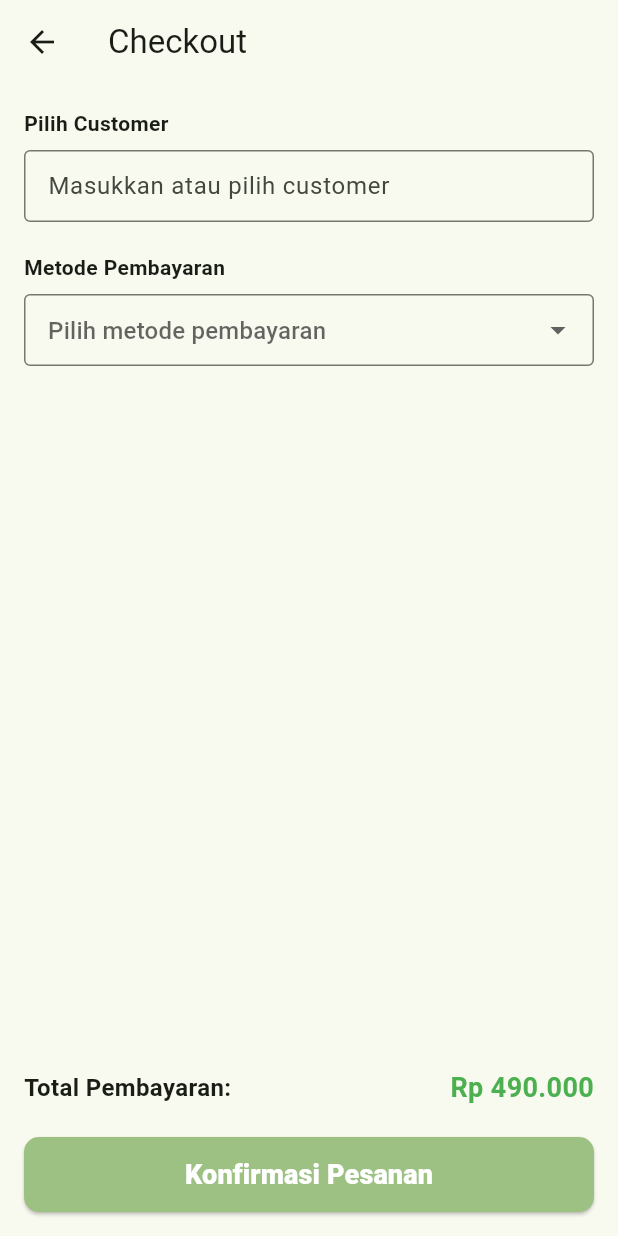
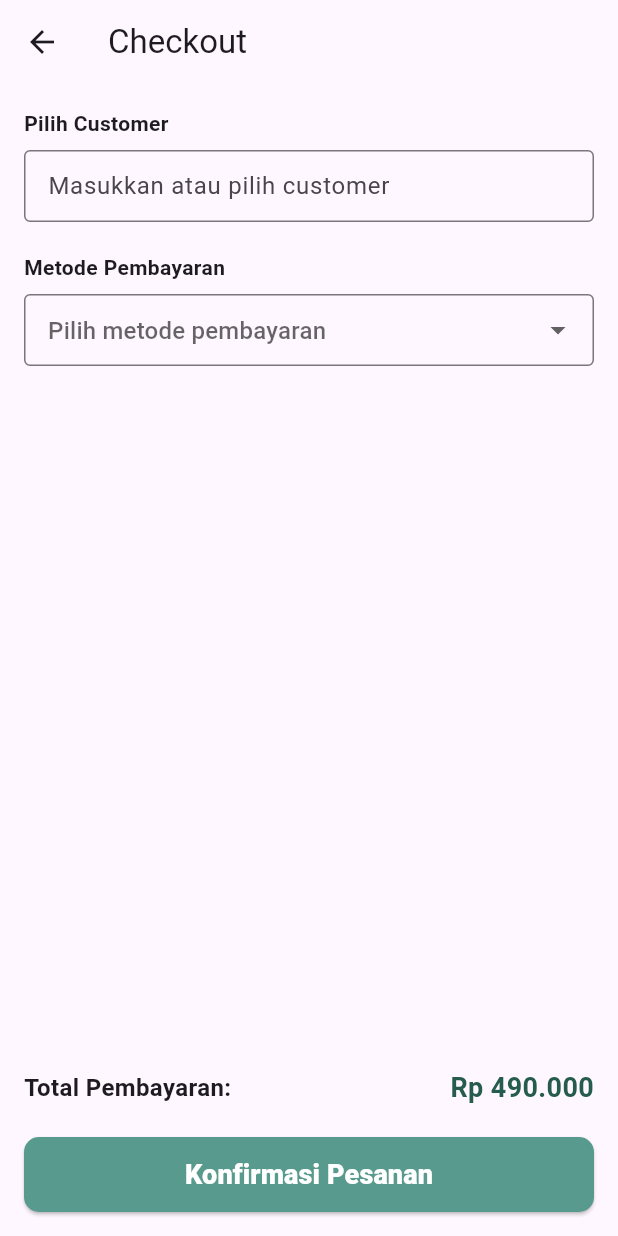
Before and after one commit to itsdrsw/POS-Flutter, a Flutter app: the BakeryCart screen opened by its route, after a tap on "Checkout", on a phone screen of 412 x 824 dp. Run offline on Flutter 3.47's test engine with Material 3 defaults, Android fonts, the phone set to English and light mode, and no system bars; our stand-ins replace carousel_slider.

Commit message:
[UPDATE] Menambahkan theme warna dan mengubah warna pada all page

```diff
--- a/lib/main.dart
+++ b/lib/main.dart
@@ -23,11 +23,6 @@ class MyApp extends StatelessWidget {
     return MaterialApp(
       title: 'Odoo Mobile',
       debugShowCheckedModeBanner: false, // hilangin banner demo
-      theme: ThemeData(
-        primaryColor: const Color(0xFF9DC183), // Hex #9DC183
-        colorScheme: ColorScheme.fromSeed(seedColor: const Color(0xFF9DC183)),
-      ),
-
       // Halaman pertama
       initialRoute: '/splash',
       routes: {
--- a/lib/pages/apps/bakery/bakery_cart.dart
+++ b/lib/pages/apps/bakery/bakery_cart.dart
@@ -1,6 +1,7 @@
 import 'package:flutter/material.dart';
 import 'package:mobile1/pages/apps/bakery/bakery_checkout.dart';
 import 'package:intl/intl.dart';
+import 'package:mobile1/theme/app_colors.dart';
 
 class BakeryCart extends StatefulWidget {
   const BakeryCart({super.key});
@@ -75,7 +76,7 @@ class _BakeryCartState extends State<BakeryCart> {
                   child: ListTile(
                     leading: const Icon(
                       Icons.bakery_dining,
-                      color: Color(0xFF9DC183),
+                      color: AppColors.secondary,
                     ),
                     title: Text(item['name']),
                     subtitle: Column(
@@ -98,6 +99,12 @@ class _BakeryCartState extends State<BakeryCart> {
                                     horizontal: 12,
                                   ),
                                   border: OutlineInputBorder(),
+                                  focusedBorder: OutlineInputBorder(
+                                    borderSide: BorderSide(
+                                      color: AppColors.bold,
+                                      width: 2,
+                                    ),
+                                  ),
                                 ),
                                 onChanged: (val) {
                                   int? newQty = int.tryParse(val);
@@ -200,7 +207,7 @@ class _BakeryCartState extends State<BakeryCart> {
         child: ElevatedButton(
           style: ElevatedButton.styleFrom(
             foregroundColor: Colors.white,
-            backgroundColor: const Color(0xFF9DC183),
+            backgroundColor: AppColors.primary,
             fixedSize: const Size(80, 50),
             shape: RoundedRectangleBorder(
               borderRadius: BorderRadius.circular(10),
@@ -239,13 +246,14 @@ class _BakeryCartState extends State<BakeryCart> {
             decoration: const InputDecoration(
               hintText: "Enter your note here",
               border: OutlineInputBorder(),
+              focusedBorder: OutlineInputBorder(
+                borderSide: BorderSide(color: AppColors.bold),
+              ),
             ),
           ),
           actions: [
             TextButton(
-              style: TextButton.styleFrom(
-                foregroundColor: const Color(0xFF9DC183),
-              ),
+              style: TextButton.styleFrom(foregroundColor: AppColors.danger),
               child: const Text("Cancel"),
               onPressed: () => Navigator.pop(context),
             ),
@@ -258,7 +266,7 @@ class _BakeryCartState extends State<BakeryCart> {
                 Navigator.of(context).pop();
               },
               style: ElevatedButton.styleFrom(
-                backgroundColor: const Color(0xFF9DC183),
+                backgroundColor: AppColors.primary,
                 foregroundColor: Colors.white,
               ),
             ),
--- a/lib/pages/apps/bakery/bakery_checkout.dart
+++ b/lib/pages/apps/bakery/bakery_checkout.dart
@@ -1,5 +1,6 @@
 import 'package:flutter/material.dart';
 import 'package:intl/intl.dart';
+import 'package:mobile1/theme/app_colors.dart';
 
 class BakeryCheckout extends StatefulWidget {
   final double total;
@@ -59,6 +60,12 @@ class _BakeryCheckoutState extends State<BakeryCheckout> {
                       focusNode: focusNode,
                       decoration: const InputDecoration(
                         border: OutlineInputBorder(),
+                        focusedBorder: OutlineInputBorder(
+                          borderSide: BorderSide(
+                            color: AppColors.bold,
+                            width: 2,
+                          ),
+                        ),
                         hintText: "Masukkan atau pilih customer",
                         isDense: true,
                       ),
@@ -93,6 +100,9 @@ class _BakeryCheckoutState extends State<BakeryCheckout> {
               onChanged: (val) => setState(() => selectedPayment = val),
               decoration: const InputDecoration(
                 border: OutlineInputBorder(),
+                focusedBorder: OutlineInputBorder(
+                  borderSide: BorderSide(color: AppColors.bold, width: 2),
+                ),
                 hintText: "Pilih metode pembayaran",
                 isDense: true,
               ),
@@ -113,7 +123,7 @@ class _BakeryCheckoutState extends State<BakeryCheckout> {
                   style: const TextStyle(
                     fontSize: 18,
                     fontWeight: FontWeight.bold,
-                    color: Colors.green,
+                    color: AppColors.bold,
                   ),
                 ),
               ],
@@ -126,7 +136,7 @@ class _BakeryCheckoutState extends State<BakeryCheckout> {
               child: ElevatedButton(
                 style: ElevatedButton.styleFrom(
                   foregroundColor: Colors.white,
-                  backgroundColor: const Color(0xFF9DC183),
+                  backgroundColor: AppColors.primary,
                   fixedSize: const Size(80, 50),
                   shape: RoundedRectangleBorder(
                     borderRadius: BorderRadius.circular(10),
--- a/lib/pages/apps/bakery/bakery_navbar.dart
+++ b/lib/pages/apps/bakery/bakery_navbar.dart
@@ -1,5 +1,6 @@
 import 'package:flutter/material.dart';
 import 'bakery_dashboard.dart';
+import '../../../theme/app_colors.dart';
 
 class BakeryNavbar extends StatefulWidget {
   const BakeryNavbar({super.key});
@@ -61,12 +62,12 @@ class _BakeryNavbarState extends State<BakeryNavbar> {
         duration: const Duration(milliseconds: 200),
         padding: const EdgeInsets.all(10),
         decoration: BoxDecoration(
-          color: isSelected ? Color(0xFF9DC183) : Colors.transparent,
+          color: isSelected ? AppColors.primary : Colors.transparent,
           borderRadius: BorderRadius.circular(12),
           boxShadow: isSelected
               ? [
                   BoxShadow(
-                    color: Color(0xFF9DC183).withOpacity(0.3),
+                    color: AppColors.secondary.withOpacity(0.5),
                     blurRadius: 25,
                     offset: const Offset(0, 5),
                   ),
--- /dev/null
+++ b/lib/theme/app_colors.dart
@@ -0,0 +1,9 @@
+import 'package:flutter/material.dart';
+
+class AppColors {
+  static const Color primary = Color(0xFF589A8D);
+  static const Color secondary = Color(0xFF8FC1B5);
+  static const Color bold = Color(0xFF265C4B);
+  static const Color background = Color(0xFFF5F5F5);
+  static const Color danger = Colors.redAccent;
+}
```
Also changed, not shown: lib/pages/apps/bakery/bakery_dashboard.dart (+5 -4 lines).
